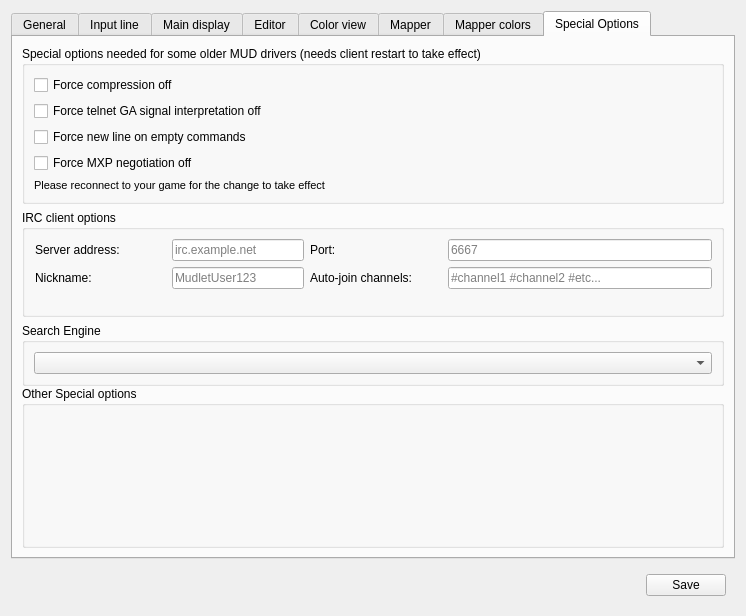
Mudlet/Mudlet, file src/ui/profile_preferences.ui: the form before one commit.
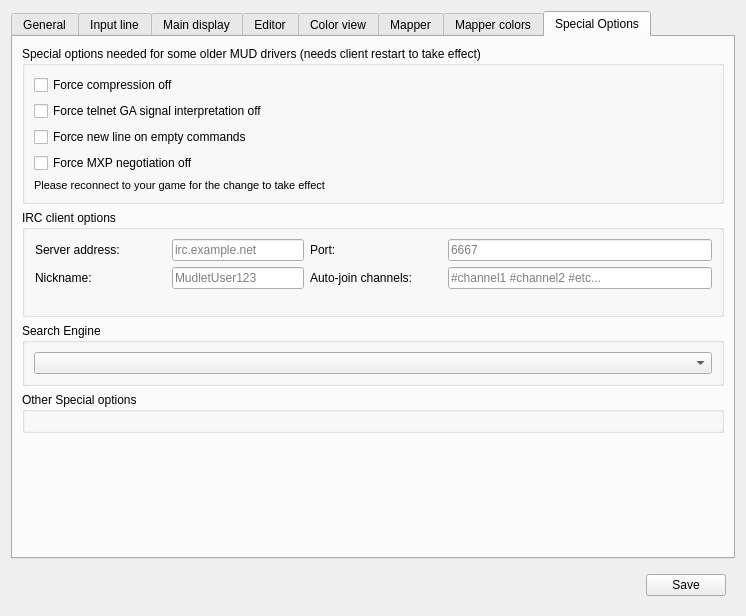
The form after the commit. The open tabs and pages were chosen to show the change. Icons and pictures are not drawn. Custom widgets are drawn as their Qt base class.

Commit message:
Refactor: rationalise some item naming on profile preferences dialog
To make it easier to enabled/disable groups of items.

Patch:
```diff
--- a/src/ui/profile_preferences.ui
+++ b/src/ui/profile_preferences.ui
@@ -2322,8 +2322,8 @@
          </layout>
         </widget>
        </item>
-       <item row="3" column="0">
-        <spacer name="verticalSpacer_6">
+       <item row="4" column="0">
+        <spacer name="verticalSpacer_specialOptions">
          <property name="orientation">
           <enum>Qt::Vertical</enum>
          </property>
```
Left out of the diff: 82 changed lines with no effect on the pictures. The commit also changes 1 other file.
